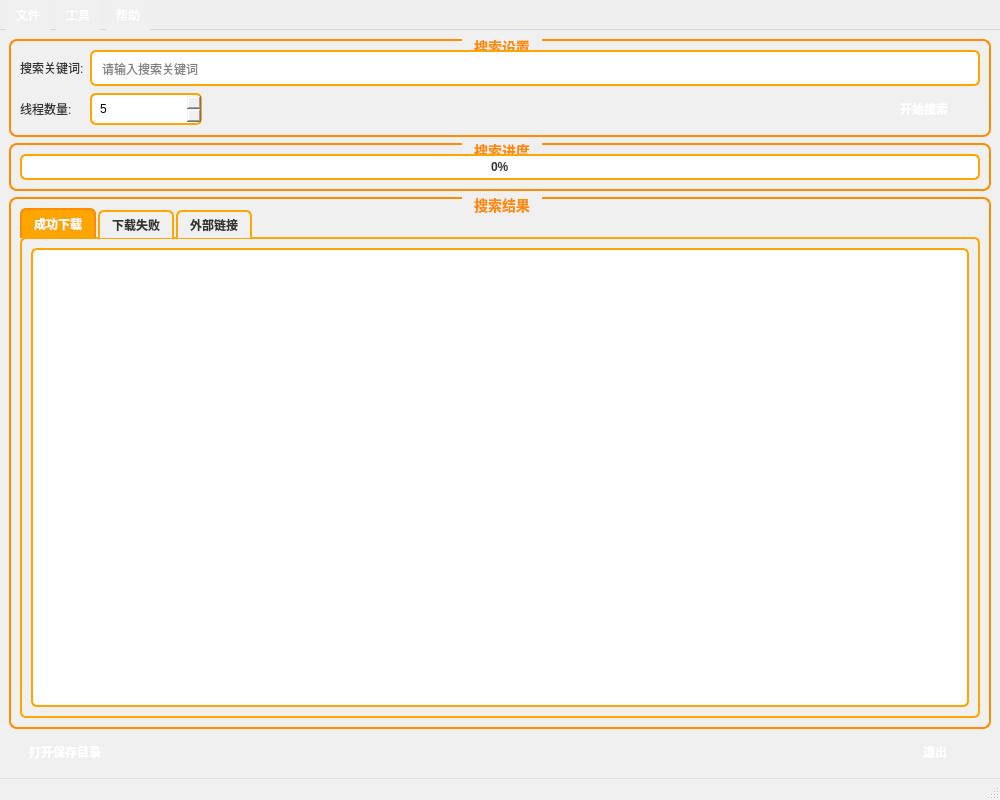
Before: the Qt Designer form Gui.ui in shuangmian-bai/slsd, drawn with Qt 5.
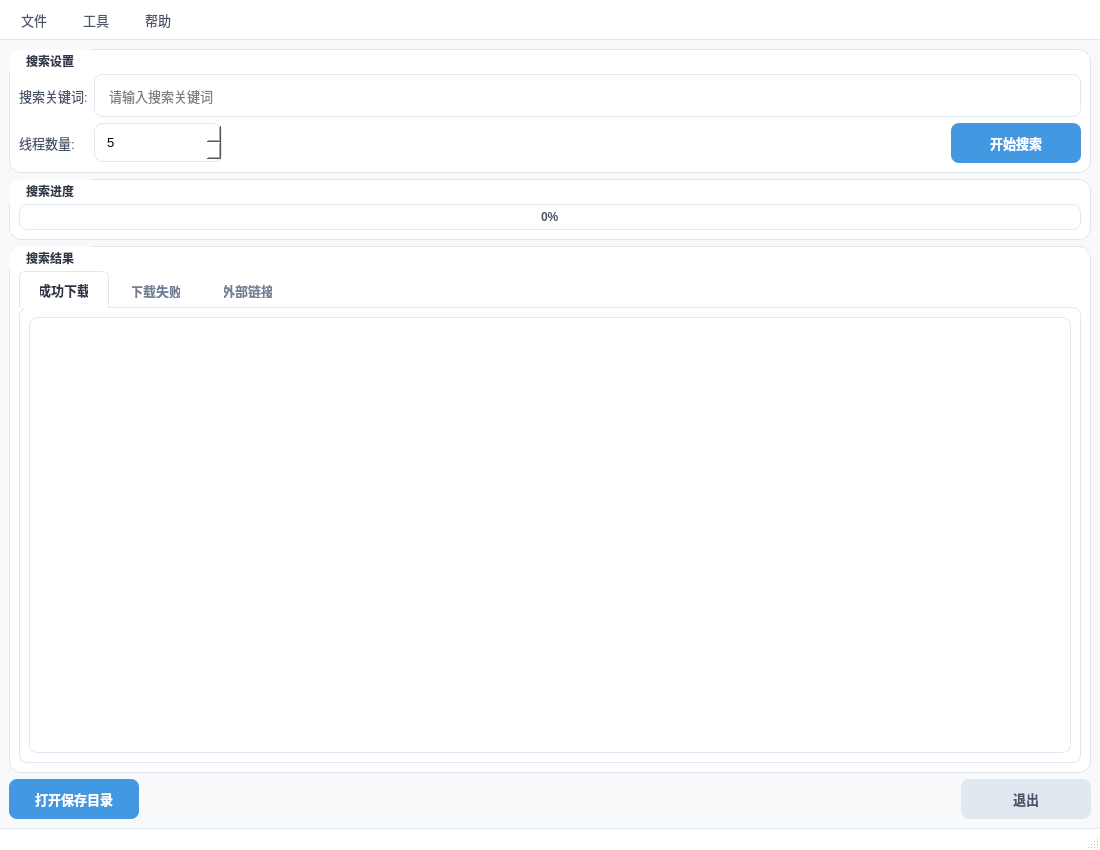
After: the same form once the commit is applied. Icons and pictures are not drawn.

Diff of the .ui file:
```diff
--- a/Gui.ui
+++ b/Gui.ui
@@ -6,8 +6,8 @@
    <rect>
     <x>0</x>
     <y>0</y>
-    <width>1000</width>
-    <height>800</height>
+    <width>1100</width>
+    <height>850</height>
    </rect>
   </property>
   <property name="windowTitle">
@@ -19,36 +19,37 @@
   </property>
   <property name="styleSheet">
    <string notr="true">QMainWindow {
-	background-color: #f0f0f0;
+	background-color: #f8f9fa;
 }
 
 QGroupBox {
-    border: 2px solid #FF8C00;
-    border-radius: 8px;
-    margin-top: 1ex;
-	font-size: 14px;
-	font-weight: bold;
-	color: #333;
+    border: 1px solid #e1e5eb;
+    border-radius: 12px;
+    margin-top: 1.5ex;
+    padding-top: 15px;
+    background-color: white;
+    font-weight: 500;
 }
 
 QGroupBox::title {
     subcontrol-origin: margin;
-    subcontrol-position: top center;
-    padding: 0 10px;
-	color: #FF8C00;
+    subcontrol-position: top left;
+    padding: 5px 15px;
+    color: #2d3748;
+    font-size: 15px;
 }
 
 QLabel {
-	font-size: 12px;
-	color: #333;
+    font-size: 13px;
+    color: #4a5568;
 }
 
 QLineEdit {
-    padding: 8px;
-    border: 2px solid #FFA500;
-    border-radius: 6px;
-    font-size: 12px;
-	background-color: white;
+    padding: 12px;
+    border: 1px solid #e2e8f0;
+    border-radius: 8px;
+    font-size: 13px;
+    background-color: white;
 }
 
 QLineEdit:focus {
@@ -56,23 +57,29 @@
 }
 
 QSpinBox {
-    padding: 6px;
-    border: 2px solid #FFA500;
-    border-radius: 6px;
-    font-size: 12px;
-    min-width: 80px;
+    padding: 10px;
+    border: 1px solid #e2e8f0;
+    border-radius: 8px;
+    font-size: 13px;
+    background-color: white;
+    min-width: 90px;
+}
+
+QSpinBox:focus {
+    border-color: #63b3ed;
+    outline: none;
+    box-shadow: 0 0 0 3px rgba(99, 179, 237, 0.2);
 }
 
 QPushButton {
-    background-color: qlineargradient(x1: 0, y1: 0, x2: 0, y2: 1,
-                                      stop: 0 #FF8C00, stop: 1 #FFA500);
+    background-color: #4299e1;
     border: none;
     color: white;
-    padding: 8px 16px;
-    border-radius: 6px;
-    font-size: 12px;
-    font-weight: bold;
-	min-width: 80px;
+    padding: 10px 20px;
+    border-radius: 8px;
+    font-size: 13px;
+    font-weight: 500;
+    min-width: 90px;
 }
 
 QPushButton:hover {
@@ -85,8 +92,8 @@
 }
 
 QPushButton#exitButton {
-    background-color: qlineargradient(x1: 0, y1: 0, x2: 0, y2: 1,
-                                      stop: 0 #888888, stop: 1 #666666);
+    background-color: #e2e8f0;
+    color: #4a5568;
 }
 
 QPushButton#exitButton:hover {
@@ -95,43 +102,45 @@
 }
 
 QProgressBar {
-    border: 2px solid #FFA500;
-    border-radius: 6px;
+    border: 1px solid #e2e8f0;
+    border-radius: 8px;
     text-align: center;
-    font-weight: bold;
-    color: #333;
-	background-color: #fff;
+    font-weight: 500;
+    color: #4a5568;
+    background-color: white;
+    height: 24px;
 }
 
 QProgressBar::chunk {
-    background-color: qlineargradient(x1: 0, y1: 0, x2: 1, y2: 0,
-                                      stop: 0 #FF8C00, stop: 1 #FFA500);
-    border-radius: 4px;
+    background-color: #4299e1;
+    border-radius: 7px;
 }
 
 QTabWidget::pane {
-    border: 2px solid #FFA500;
-    border-radius: 6px;
-	top: -1px;
+    border: 1px solid #e2e8f0;
+    border-radius: 8px;
+    top: -1px;
 }
 
 QTabBar::tab {
-    background-color: #f0f0f0;
-    border: 2px solid #FFA500;
+    background-color: transparent;
+    border: 1px solid transparent;
     border-bottom: none;
     border-top-left-radius: 6px;
     border-top-right-radius: 6px;
-    padding: 6px 12px;
+    padding: 10px 20px;
     margin-right: 2px;
-	font-size: 12px;
-	font-weight: bold;
-	color: #333;
+    font-size: 13px;
+    font-weight: 500;
+    color: #718096;
 }
 
 QTabBar::tab:selected {
-    background-color: #FFA500;
-    color: white;
-	border-color: #FF8C00;
+    background-color: white;
+    color: #2d3748;
+    border-color: #e2e8f0;
+    border-bottom: 1px solid white;
+    margin-bottom: -1px;
 }
 
 QTabBar::tab:!selected {
@@ -139,28 +148,28 @@
 }
 
 QListWidget {
-    border: 2px solid #FFA500;
-    border-radius: 6px;
+    border: 1px solid #e2e8f0;
+    border-radius: 8px;
     background-color: white;
-    alternate-background-color: #f9f9f9;
-	font-size: 12px;
+    alternate-background-color: #f8f9fa;
+    font-size: 13px;
 }
 
 QMenuBar {
-    background-color: qlineargradient(x1: 0, y1: 0, x2: 0, y2: 1,
-                                      stop: 0 #FF8C00, stop: 1 #FFA500);
-    color: white;
-	font-size: 12px;
+    background-color: white;
+    border-bottom: 1px solid #e2e8f0;
+    font-size: 13px;
 }
 
 QMenuBar::item {
     background: transparent;
-	padding: 6px 10px;
-	spacing: 3px;
+    padding: 10px 15px;
+    spacing: 3px;
+    color: #4a5568;
 }
 
 QMenuBar::item:selected {
-    background-color: rgba(255, 255, 255, 50);
+    background-color: #f1f5f9;
 }
 
 QMenuBar::item:pressed {
@@ -185,10 +194,11 @@
 }
 
 QStatusBar {
-    background-color: #f0f0f0;
-    border-top: 1px solid #ddd;
-	font-size: 12px;
-	color: #333;
+    background-color: white;
+    border-top: 1px solid #e2e8f0;
+    font-size: 12px;
+    color: #718096;
+    padding: 5px;
 }</string>
   </property>
   <widget class="QWidget" name="centralwidget">
@@ -371,8 +381,8 @@
     <rect>
      <x>0</x>
      <y>0</y>
-     <width>1000</width>
-     <height>26</height>
+     <width>1100</width>
+     <height>30</height>
     </rect>
    </property>
    <widget class="QMenu" name="menuFile">
```
Left out of the diff: 28 changed lines with no effect on the pictures.
